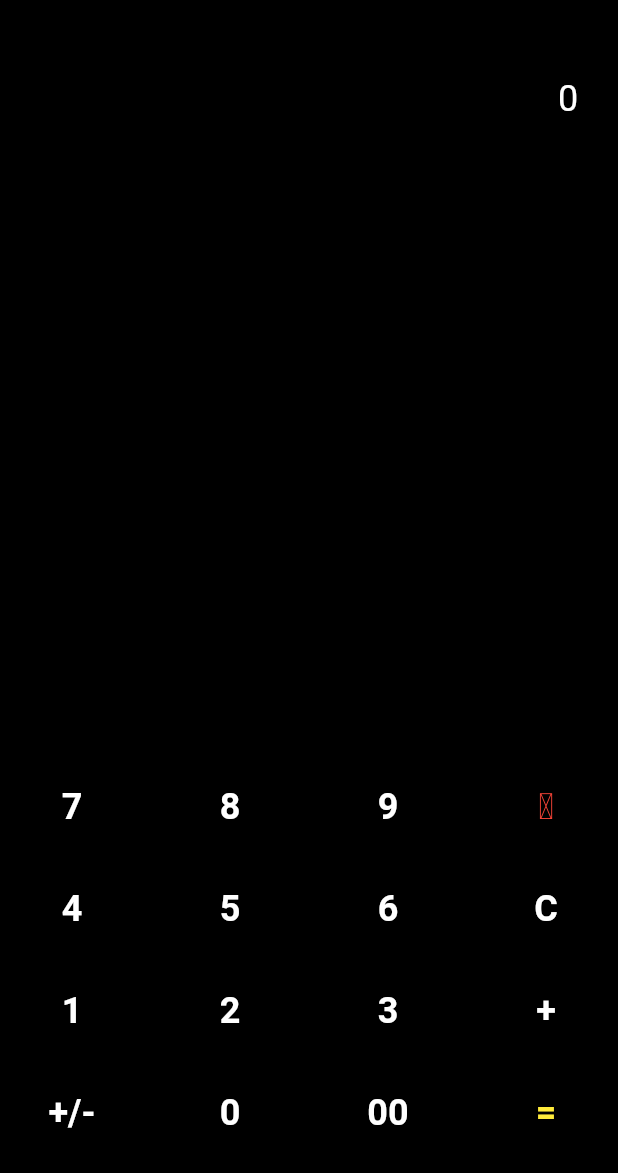
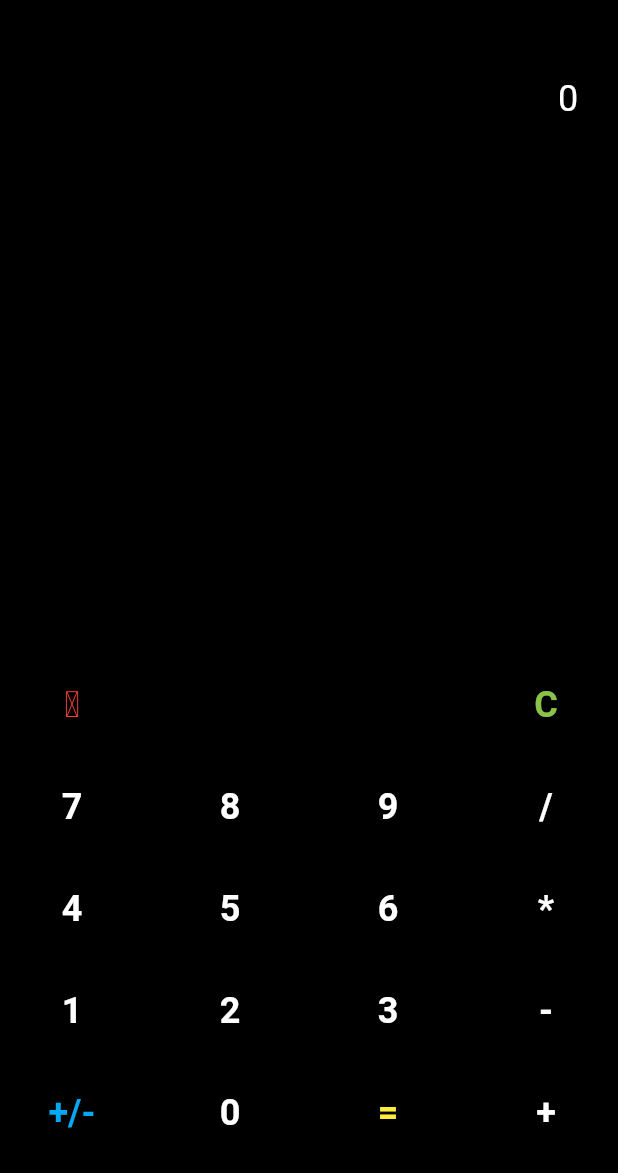
Before and after one commit to abdullah-aydogan/flutter-hesap-makinesi, a Flutter app: the screen it shows after launch, on a phone screen of 412 x 824 dp, the part 63-1236 px from its top. Run offline on Flutter 3.47's test engine with Material 2 defaults, Android fonts, the phone set to English and light mode, and no system bars; our stand-ins replace math_expressions.

```diff
--- a/lib/homepage.dart
+++ b/lib/homepage.dart
@@ -1,6 +1,7 @@
 import 'package:flutter/material.dart';
 import 'package:flutter_hesap_makinesi/operations.dart';
 import 'package:flutter_hesap_makinesi/number_button.dart';
+import 'package:math_expressions/math_expressions.dart';
 
 class Homepage extends StatefulWidget {
 
@@ -15,35 +16,34 @@ class _HomepageState extends State<Homepage> {
   var tfController = TextEditingController();
   var operation = Operations();
 
-  int sum = 0;
-  late var numbers;
+  double calculateResult = 0.0;
 
   // sonuç var mı kontrolü
-  bool result = false;
+  bool isResult = false;
 
   // Yazılan sayıları ve sonucu temizle
   void reset() {
 
     tfController.text = "";
-    sum = 0;
+    calculateResult = 0.0;
 
-    result = false;
+    isResult = false;
   }
 
-  // Toplama işlemini yap
+  // Hesaplama işlemini yap
   void calculate() {
 
-    result = true;
-    sum = 0;
+    isResult = true;
+    calculateResult = 0.0;
     var text = tfController.text;
 
-    // + simgesini gördükçe sayıları dizi içine aktar
-    numbers = text.split("+");
+    // Metni matematiksel ifadeye dönüştür ve hesapla
+    Parser p = Parser();
+    Expression exp = p.parse(text);
+    ContextModel model = ContextModel();
 
-    // her bir sayıyı toplam değişkenine aktar
-    for(var i=0; i<numbers.length; i++) {
-      sum += int.parse(numbers[i]);
-    }
+    double eval = exp.evaluate(EvaluationType.REAL, model);
+    calculateResult = eval;
   }
 
   @override
@@ -79,8 +79,8 @@ class _HomepageState extends State<Homepage> {
                   ),
                   Visibility(
                     // Sonuç varsa texti göster, sonuç yoksa gösterme
-                    visible: result,
-                    child: Text("= ${sum.toString()}", style: const TextStyle(
+                    visible: isResult,
+                    child: Text("= ${calculateResult.toString()}", style: const TextStyle(
                       color: Colors.yellow,
                       fontWeight: FontWeight.bold,
                       fontSize: 24,
@@ -97,9 +97,6 @@ class _HomepageState extends State<Homepage> {
                   Row(
                     mainAxisAlignment: MainAxisAlignment.spaceBetween,
                     children: [
-                      NumberButton(number: "7", tfController: tfController),
-                      NumberButton(number: "8", tfController: tfController),
-                      NumberButton(number: "9", tfController: tfController),
                       TextButton(
                         style: TextButton.styleFrom(
                           foregroundColor: Colors.red,
@@ -108,6 +105,39 @@ class _HomepageState extends State<Homepage> {
                         child: const Text("\u232b"),
                         onPressed: () {
                           operation.deleteNumber(tfController);
+                        },
+                      ),
+                      TextButton(
+                        style: TextButton.styleFrom(
+                          foregroundColor: Colors.lightGreen,
+                          textStyle: const TextStyle(fontSize: 24, fontWeight: FontWeight.bold),
+                        ),
+                        child: const Text("C"),
+                        onPressed: () {
+                          setState(() {
+                            reset();
+                          });
+                        },
+                      ),
+                    ],
+                  ),
+                  const SizedBox(
+                    height: 20,
+                  ),
+                  Row(
+                    mainAxisAlignment: MainAxisAlignment.spaceBetween,
+                    children: [
+                      NumberButton(number: "7", tfController: tfController),
+                      NumberButton(number: "8", tfController: tfController),
+                      NumberButton(number: "9", tfController: tfController),
+                      TextButton(
+                        style: TextButton.styleFrom(
+                          foregroundColor: Colors.white,
+                          textStyle: const TextStyle(fontSize: 24, fontWeight: FontWeight.bold),
+                        ),
+                        child: const Text("/"),
+                        onPressed: () {
+                          operation.checkOperationIcon(tfController, "/");
                         },
                       ),
                     ],
@@ -126,11 +156,9 @@ class _HomepageState extends State<Homepage> {
                           foregroundColor: Colors.white,
                           textStyle: const TextStyle(fontSize: 24, fontWeight: FontWeight.bold),
                         ),
-                        child: const Text("C"),
+                        child: const Text("*"),
                         onPressed: () {
-                          setState(() {
-                            reset();
-                          });
+                          operation.checkOperationIcon(tfController, "*");
                         },
                       ),
                     ],
@@ -149,9 +177,9 @@ class _HomepageState extends State<Homepage> {
                           foregroundColor: Colors.white,
                           textStyle: const TextStyle(fontSize: 24, fontWeight: FontWeight.bold),
                         ),
-                        child: const Text("+"),
+                        child: const Text("-"),
                         onPressed: () {
-                          operation.checkSumIcon(tfController);
+                          operation.checkOperationIcon(tfController, "-");
                         },
                       ),
                     ],
@@ -164,7 +192,7 @@ class _HomepageState extends State<Homepage> {
                     children: [
                       TextButton(
                         style: TextButton.styleFrom(
-                          foregroundColor: Colors.white,
+                          foregroundColor: Colors.lightBlue,
                           textStyle: const TextStyle(fontSize: 24, fontWeight: FontWeight.bold),
                         ),
                         child: const Text("+/-"),
@@ -173,7 +201,6 @@ class _HomepageState extends State<Homepage> {
                         },
                       ),
                       NumberButton(number: "0", tfController: tfController),
-                      NumberButton(number: "00", tfController: tfController),
                       TextButton(
                         style: TextButton.styleFrom(
                           foregroundColor: Colors.yellow,
@@ -184,6 +211,16 @@ class _HomepageState extends State<Homepage> {
                           setState(() {
                             calculate();
                           });
+                        },
+                      ),
+                      TextButton(
+                        style: TextButton.styleFrom(
+                          foregroundColor: Colors.white,
+                          textStyle: const TextStyle(fontSize: 24, fontWeight: FontWeight.bold),
+                        ),
+                        child: const Text("+"),
+                        onPressed: () {
+                          operation.checkOperationIcon(tfController, "+");
                         },
                       ),
                     ],
--- a/pubspec.yaml
+++ b/pubspec.yaml
@@ -30,7 +30,7 @@ environment:
 dependencies:
   flutter:
     sdk: flutter
-
+  math_expressions:
 
   # The following adds the Cupertino Icons font to your application.
   # Use with the CupertinoIcons class for iOS style icons.
```
Also changed, not shown: lib/operations.dart (+4 -4 lines), pubspec.lock.
